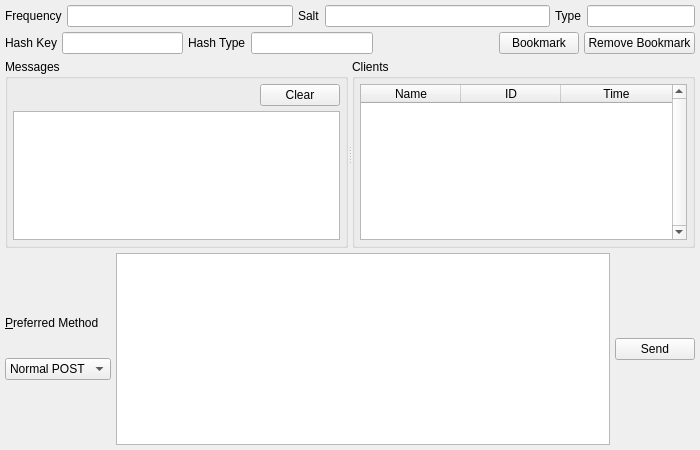
Old version of the form UI/buzzpage.ui in the repository xloem/spot-on-svn.
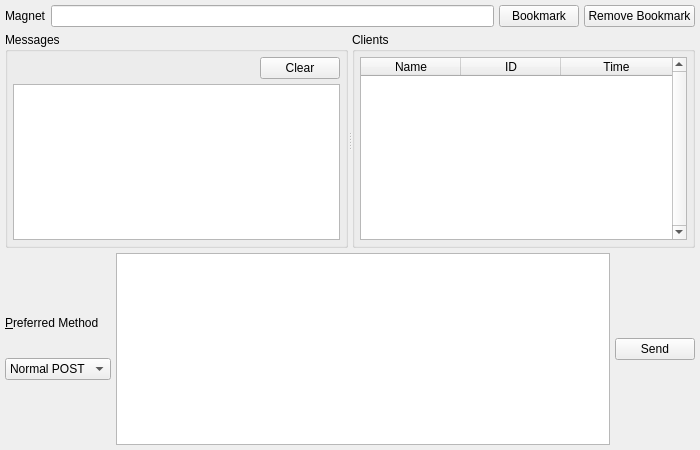
New version of the form. Custom widgets are drawn as their Qt base class.

Commit message: Added magnet links to Buzz tabs. Removed most other widgets.

Diff of the .ui file:
```diff
--- a/UI/buzzpage.ui
+++ b/UI/buzzpage.ui
@@ -25,101 +25,15 @@
      <property name="spacing">
       <number>5</number>
      </property>
-     <item>
-      <widget class="QLabel" name="label_3">
-       <property name="text">
-        <string>Frequency</string>
-       </property>
-      </widget>
-     </item>
-     <item>
-      <widget class="QLineEdit" name="iterationCount">
-       <property name="readOnly">
-        <bool>true</bool>
-       </property>
-      </widget>
-     </item>
      <item>
       <widget class="QLabel" name="label">
        <property name="text">
-        <string>Salt</string>
+        <string>Magnet</string>
        </property>
       </widget>
      </item>
      <item>
-      <widget class="QLineEdit" name="salt">
-       <property name="readOnly">
-        <bool>true</bool>
-       </property>
-      </widget>
-     </item>
-     <item>
-      <widget class="QLabel" name="label_2">
-       <property name="text">
-        <string>Type</string>
-       </property>
-      </widget>
-     </item>
-     <item>
-      <widget class="QLineEdit" name="type">
-       <property name="sizePolicy">
-        <sizepolicy hsizetype="Preferred" vsizetype="Fixed">
-         <horstretch>0</horstretch>
-         <verstretch>0</verstretch>
-        </sizepolicy>
-       </property>
-       <property name="readOnly">
-        <bool>true</bool>
-       </property>
-      </widget>
-     </item>
-    </layout>
-   </item>
-   <item>
-    <layout class="QHBoxLayout" name="horizontalLayout_2">
-     <property name="spacing">
-      <number>5</number>
-     </property>
-     <item>
-      <widget class="QLabel" name="label_4">
-       <property name="text">
-        <string>Hash Key</string>
-       </property>
-      </widget>
-     </item>
-     <item>
-      <widget class="QLineEdit" name="hashKey">
-       <property name="readOnly">
-        <bool>true</bool>
-       </property>
-      </widget>
-     </item>
-     <item>
-      <widget class="QLabel" name="label_5">
-       <property name="text">
-        <string>Hash Type</string>
-       </property>
-      </widget>
-     </item>
-     <item>
-      <widget class="QLineEdit" name="hashType">
-       <property name="readOnly">
-        <bool>true</bool>
-       </property>
-      </widget>
-     </item>
-     <item>
-      <spacer name="horizontalSpacer">
-       <property name="orientation">
-        <enum>Qt::Horizontal</enum>
-       </property>
-       <property name="sizeHint" stdset="0">
-        <size>
-         <width>40</width>
-         <height>20</height>
-        </size>
-       </property>
-      </spacer>
+      <widget class="QLineEdit" name="magnet"/>
      </item>
      <item>
       <widget class="QPushButton" name="favorite">
```
Left out of the diff: 10 changed lines with no effect on the pictures. The commit also changes 70 other files.
